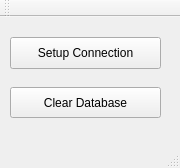
Before: the Qt Designer form mainwindow.ui in u0918222/a8-edu-app-server, drawn with Qt 5.
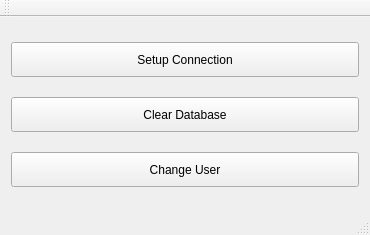
After: the same form once the commit is applied. Icons and pictures are not drawn.

Commit message: Change user and password for database.  That's it?

```diff
--- a/mainwindow.ui
+++ b/mainwindow.ui
@@ -6,40 +6,67 @@
    <rect>
     <x>0</x>
     <y>0</y>
-    <width>180</width>
-    <height>168</height>
+    <width>370</width>
+    <height>235</height>
    </rect>
   </property>
+  <property name="minimumSize">
+   <size>
+    <width>185</width>
+    <height>235</height>
+   </size>
+  </property>
+  <property name="maximumSize">
+   <size>
+    <width>370</width>
+    <height>235</height>
+   </size>
+  </property>
   <property name="windowTitle">
    <string>MainWindow</string>
   </property>
   <widget class="QWidget" name="centralWidget">
-   <widget class="QPushButton" name="pushButton">
-    <property name="geometry">
-     <rect>
-      <x>10</x>
-      <y>20</y>
-      <width>151</width>
-      <height>32</height>
-     </rect>
+   <layout class="QGridLayout" name="gridLayout">
+    <item row="0" column="0">
+     <widget class="QPushButton" name="setupConnectionButton">
+      <property name="minimumSize">
+       <size>
+        <width>155</width>
+        <height>35</height>
+       </size>
     </property>
     <property name="text">
      <string>Setup Connection</string>
     </property>
    </widget>
+    </item>
+    <item row="1" column="0">
    <widget class="QPushButton" name="clearDatabaseButton">
-    <property name="geometry">
-     <rect>
-      <x>10</x>
-      <y>70</y>
-      <width>151</width>
-      <height>31</height>
-     </rect>
+      <property name="minimumSize">
+       <size>
+        <width>155</width>
+        <height>35</height>
+       </size>
     </property>
     <property name="text">
      <string>Clear Database</string>
     </property>
    </widget>
+    </item>
+    <item row="2" column="0">
+     <widget class="QPushButton" name="changeUserAndPassword">
+      <property name="minimumSize">
+       <size>
+        <width>155</width>
+        <height>35</height>
+       </size>
+      </property>
+      <property name="text">
+       <string>Change User</string>
+      </property>
+     </widget>
+    </item>
+   </layout>
   </widget>
   <widget class="QMenuBar" name="menuBar">
    <property name="geometry">
```
Left out of the diff: 8 changed lines with no effect on the pictures. Lines whose indentation alone changed are shown as unchanged. The commit also changes 8 other files.
